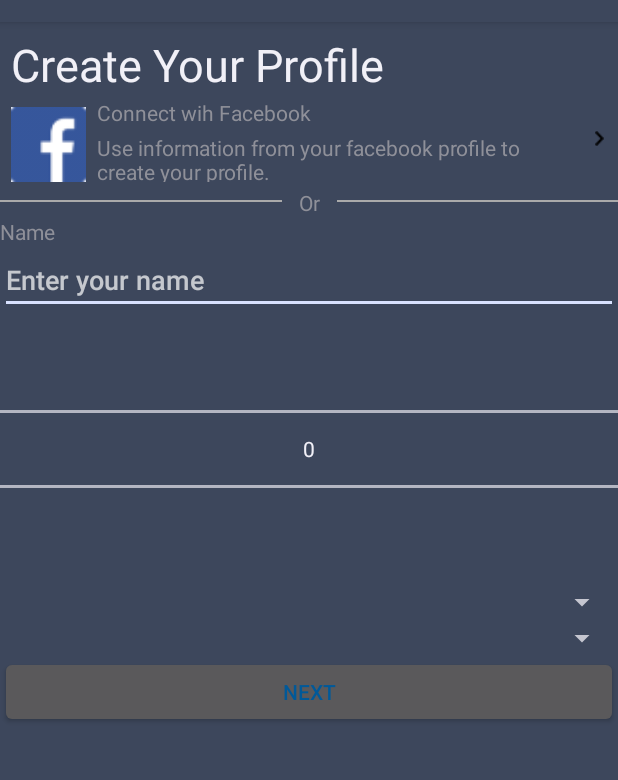
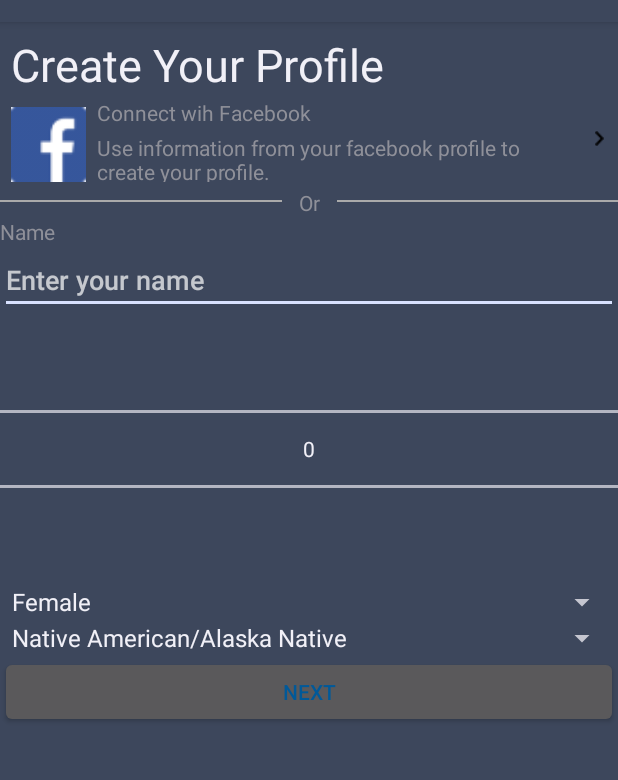
Before and after one commit to viveret/LadyProblems2016, an Android app: the HomeActivity screen opened directly, with no data from a screen before it, after a tap on "EDIT", on a phone screen of 412 x 824 dp, the part 62-842 px from its top. Run offline under Robolectric (Android 15) with nearby library versions, the phone set to English and light mode, and no system bars.

Commit message:
Finalizing app

```diff
--- a/src/main/java/com/ladyproblems16/app1/CreateProfileActivity.java
+++ b/src/main/java/com/ladyproblems16/app1/CreateProfileActivity.java
@@ -15,10 +15,12 @@ import android.widget.Button;
 import android.view.View;
 import android.widget.NumberPicker;
 import android.widget.Spinner;
+import android.widget.ArrayAdapter;
 
 public class CreateProfileActivity extends Activity {
 
     private Button connectWithFacebook;
+    private Button nextButton;
     private NumberPicker selectAgeNumberPicker;
     private Spinner selectGenderSpinner;
     private Spinner selectRaceSpinner;
@@ -30,12 +32,24 @@ public class CreateProfileActivity extends Activity {
 	    setContentView(R.layout.create_profile);
 
         connectWithFacebook = (Button) findViewById(R.id.connect_with_facebook);
+        nextButton = (Button) findViewById(R.id.go_next_button);
+
         selectAgeNumberPicker = (NumberPicker) findViewById(R.id.select_age);
 
         selectGenderSpinner = (Spinner) findViewById(R.id.select_gender);
         selectRaceSpinner = (Spinner) findViewById(R.id.select_race);
 
         userFullName = (EditText) findViewById(R.id.edit_user_full_name);
+
+        String[] ops = getResources().getStringArray(R.array.gender);
+        ArrayAdapter<String> spinnerArrayAdapter = new ArrayAdapter<String>(this, android.R.layout.simple_spinner_item, ops);
+        spinnerArrayAdapter.setDropDownViewResource(android.R.layout.simple_spinner_dropdown_item);
+        selectGenderSpinner.setAdapter(spinnerArrayAdapter);
+
+        String[] ops2 = getResources().getStringArray(R.array.ethnicityRace);
+        ArrayAdapter<String> ethnicityRaceArrayAdapter = new ArrayAdapter<String>(this, android.R.layout.simple_spinner_item, ops2);
+        ethnicityRaceArrayAdapter.setDropDownViewResource(android.R.layout.simple_spinner_dropdown_item);
+        selectRaceSpinner.setAdapter(ethnicityRaceArrayAdapter);
 
         // Load user info from somewhere
         // basically myUserDescription = blah.getUserDesc();
@@ -47,22 +61,27 @@ public class CreateProfileActivity extends Activity {
             });
         }
 
-        if (selectAgeNumberPicker != null) {
-            //get value()
-
+        if (UserDescriptionManager.exists(this)) {
+            IUserDescription tmp = UserDescriptionManager.loadFromFile(this);
+            selectGenderSpinner.setSelection(((ArrayAdapter)selectGenderSpinner.getAdapter()).getPosition(tmp.getGender()));
+            selectRaceSpinner.setSelection(((ArrayAdapter)selectRaceSpinner.getAdapter()).getPosition(tmp.getEthnicityRace()));
+            selectAgeNumberPicker.setValue(tmp.getAge());
+            userFullName.setText(tmp.getFullName());
         }
 
-        if (selectGenderSpinner != null) {
-            // store gender
+        if (nextButton != null) {
+            nextButton.setOnClickListener(new Button.OnClickListener() {
+                public void onClick(View v) {
+                    IUserDescription tmp = new UserDescription();
+                    tmp.setFullName(userFullName.getText().toString());
+                    tmp.setGender(selectGenderSpinner.getSelectedItem().toString());
+                    tmp.setEthnicityRace(selectRaceSpinner.getSelectedItem().toString());
+                    tmp.setAge(selectAgeNumberPicker.getValue());
 
-        }
-
-        if (selectRaceSpinner != null) {
-            // store race
-        }
-
-        if (userFullName != null) {
-            // store name
+                    UserDescriptionManager.writeToFile(CreateProfileActivity.this, tmp);
+                    finish();
+                }
+            });
         }
  	}
 }
--- a/src/main/java/com/ladyproblems16/app1/HomeActivity.java
+++ b/src/main/java/com/ladyproblems16/app1/HomeActivity.java
@@ -49,23 +49,6 @@ public class HomeActivity extends Activity {
 
         call911 = (Button) findViewById(R.id.call911_button);
 
-        // Load user info from somewhere
-        myUserDescription = UserDescriptionManager.loadFromFile(this);
-        if (myUserDescription != null) {
-            if (myUserFullNameTextView != null) {
-                myUserFullNameTextView.setText(myUserDescription.getFullName());
-            }
-            if (myUserFullNameTextView != null) {
-                myUserSubInfoTextView.setText(myUserDescription.getGender() +
-                                              ", " + myUserDescription.getAge());
-            }
-        }
-
-        List<IContact> tmpList = ContactManager.loadFromFile(this);
-        if (tmpList != null && tmpList.size() > 0) {
-            emergencyContact = tmpList.get(0);
-        }
-
         if (editUserDesc != null) {
             editUserDesc.setOnClickListener(new Button.OnClickListener() {
                 public void onClick(View v) {
@@ -84,16 +67,6 @@ public class HomeActivity extends Activity {
             });
         }
 
-        if (emergencyContact != null) {
-            if (myContactFullNameTextView != null) {
-                myContactFullNameTextView.setText(emergencyContact.getName());
-            }
-            if (myContactNumberTextView != null) {
-                myContactNumberTextView.setText(emergencyContact.getNumber());
-            }
-        }
-
-
         if (call911 != null) {
             call911.setOnClickListener(new Button.OnClickListener() {
                 public void onClick(View v) {
@@ -103,13 +76,47 @@ public class HomeActivity extends Activity {
             });
         }
 
+        reloadUserDesc();
+        reloadContact();
         //myGps = new GpsAccess(this);
 	}
 
+    private void reloadUserDesc() {
+        // Load user info from somewhere
+        myUserDescription = UserDescriptionManager.loadFromFile(this);
+        if (myUserDescription != null) {
+            if (myUserFullNameTextView != null) {
+                myUserFullNameTextView.setText(myUserDescription.getFullName());
+            }
+            if (myUserFullNameTextView != null) {
+                myUserSubInfoTextView.setText(myUserDescription.getGender() +
+                                              ", " + myUserDescription.getAge());
+            }
+        }
+    }
+
+    private void reloadContact() {
+        List<IContact> tmpList = ContactManager.loadFromFile(this);
+        if (tmpList != null && tmpList.size() > 0) {
+            emergencyContact = tmpList.get(0);
+        }
+
+        if (emergencyContact != null) {
+            if (myContactFullNameTextView != null) {
+                myContactFullNameTextView.setText(emergencyContact.getName());
+            }
+            if (myContactNumberTextView != null) {
+                myContactNumberTextView.setText(emergencyContact.getNumber());
+            }
+        }
+    }
 
 	@Override
 	protected void onResume() {
 	  super.onResume();
+
+        reloadUserDesc();
+        reloadContact();
       //myGps.resume();
 	}
 
--- /dev/null
+++ b/src/main/res/values/gender.xml
@@ -0,0 +1,9 @@
+<?xml version="1.0" encoding="utf-8"?>
+<resources>
+    <string-array name="gender">
+        <item>Female</item>
+        <item>Male</item>
+        <item>Non-Binary</item>
+        <item>Other</item>
+    </string-array>
+</resources>
--- /dev/null
+++ b/src/main/res/values/raceAndEthnicity.xml
@@ -0,0 +1,11 @@
+<?xml version="1.0" encoding="utf-8"?>
+<resources>
+    <string-array name="ethnicityRace">
+        <item>Native American/Alaska Native</item>
+        <item>Asian</item>
+        <item>African American</item>
+        <item>Native Hawaiian/Other Pacific Islander</item>
+        <item>Hispanic/Latino</item>
+        <item>White</item>
+    </string-array>
+</resources>
--- a/src/main/res/values/styles.xml
+++ b/src/main/res/values/styles.xml
@@ -12,7 +12,7 @@
 
 	<style name="Theme.Splash" parent="android:Theme">
 		<item name="android:windowNoTitle">true</item>
-		<!--item name="android:windowBackground">@drawable/splash</item-->
+		<item name="android:windowBackground">@drawable/splash</item>
 	</style>
 
 	<style name="Theme.NoTitleBar" parent="android:Theme">
```
Also changed, not shown: src/main/res/layout/splash_activity.xml (+0 -10 lines), src/main/res/drawable/ic_contacts.png, src/main/res/drawable/splash.png (added).
